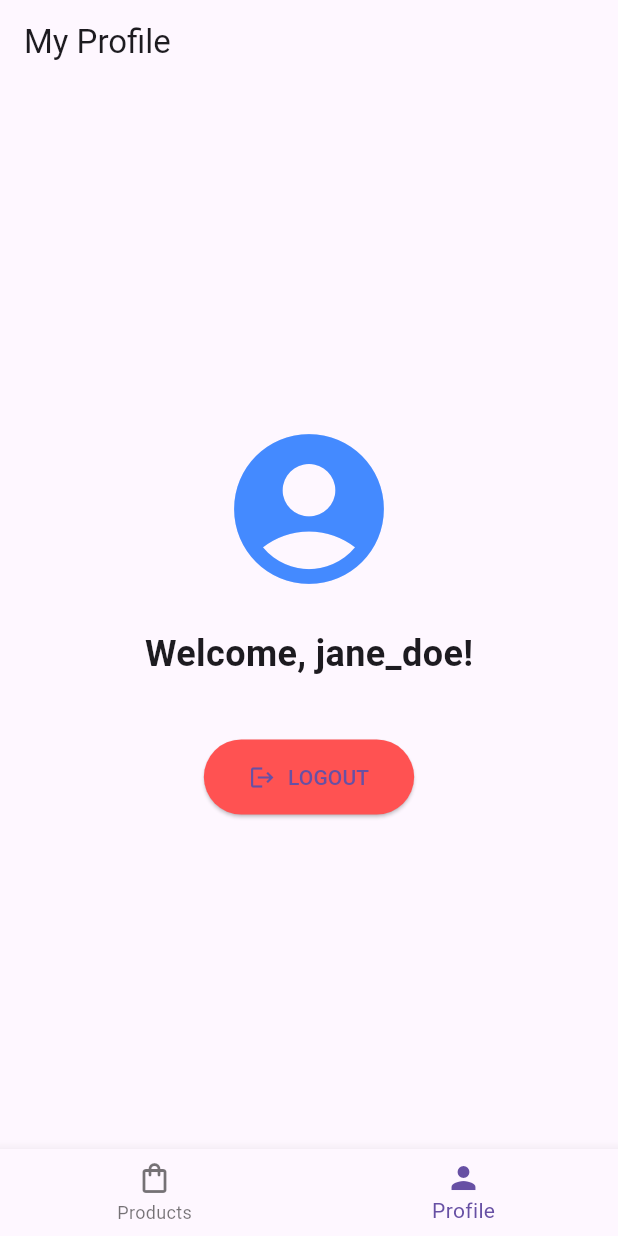
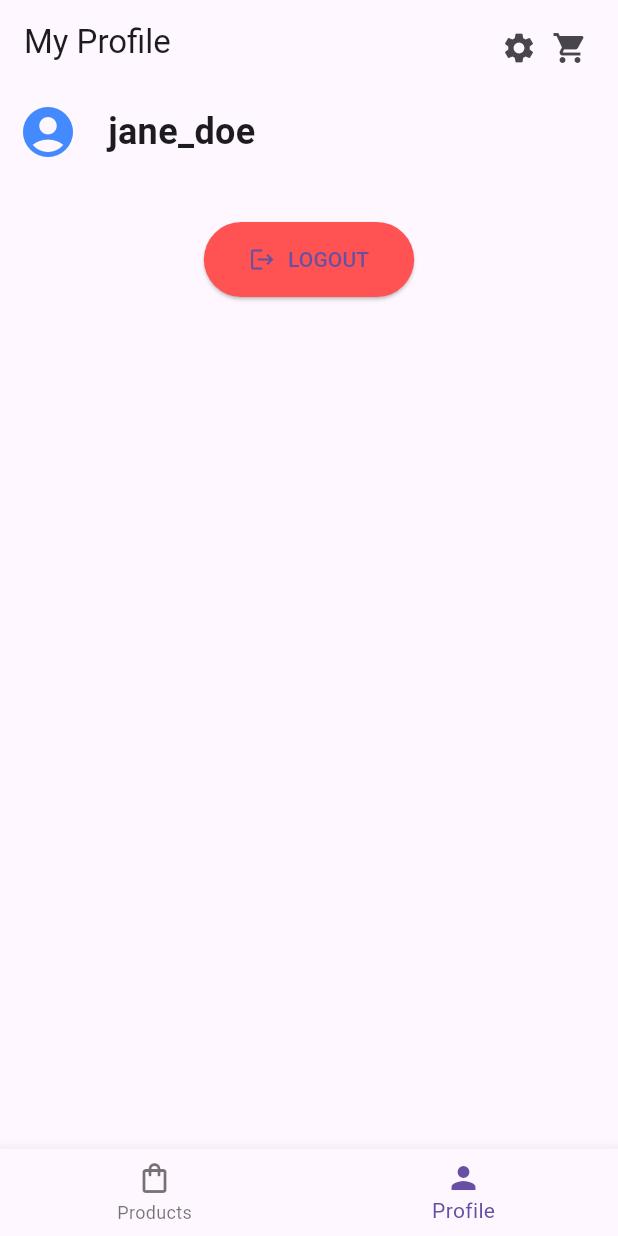
Before and after one commit to threepat1/marketplace, a Flutter app: the screen it shows after launch, item 2 of the bottom bar chosen, on a phone screen of 412 x 824 dp. Run offline on Flutter 3.47's test engine with Material 3 defaults, Android fonts, the phone set to English and light mode, and no system bars; our stand-ins replace bloc, equatable, flutter_bloc, flutter_secure_storage, google_sign_in; missing offline and left inert: flutter_facebook_auth, flutter_line_sdk; accounts and stored records are empty; network calls fail.

Commit message:
Update profile_page.dart

```diff
--- a/lib/presentation/home/profile_page.dart
+++ b/lib/presentation/home/profile_page.dart
@@ -14,18 +14,45 @@ class ProfilePage extends StatelessWidget {
     return Scaffold(
       appBar: AppBar(
         title: const Text('My Profile'),
+        actions: [
+          Padding(
+            padding: const EdgeInsets.all(20.0),
+            child: Row(
+              children: [
+                InkWell(
+                  onTap: () {},
+                  child: Icon(Icons.settings),
+                ),
+                SizedBox(
+                  width: 10,
+                ),
+                InkWell(
+                  onTap: () {},
+                  child: Icon(Icons.shopping_cart),
+                )
+              ],
+            ),
+          )
+        ],
       ),
-      body: Center(
+      body: Padding(
+        padding: const EdgeInsets.all(12.0),
         child: Column(
-          mainAxisAlignment: MainAxisAlignment.center,
+          mainAxisAlignment: MainAxisAlignment.start,
           children: [
-            const Icon(Icons.account_circle,
-                size: 120, color: Colors.blueAccent),
-            const SizedBox(height: 20),
-            Text(
-              // 2. ACCESS THE NAME from the user object
-              'Welcome, ${user.name}!',
-              style: const TextStyle(fontSize: 24, fontWeight: FontWeight.bold),
+            Row(
+              mainAxisAlignment: MainAxisAlignment.start,
+              children: [
+                const Icon(Icons.account_circle,
+                    size: 40, color: Colors.blueAccent),
+                const SizedBox(width: 20),
+                Text(
+                  // 2. ACCESS THE NAME from the user object
+                  '${user.name}',
+                  style: const TextStyle(
+                      fontSize: 24, fontWeight: FontWeight.bold),
+                ),
+              ],
             ),
             const SizedBox(height: 40),
             ElevatedButton.icon(
```
